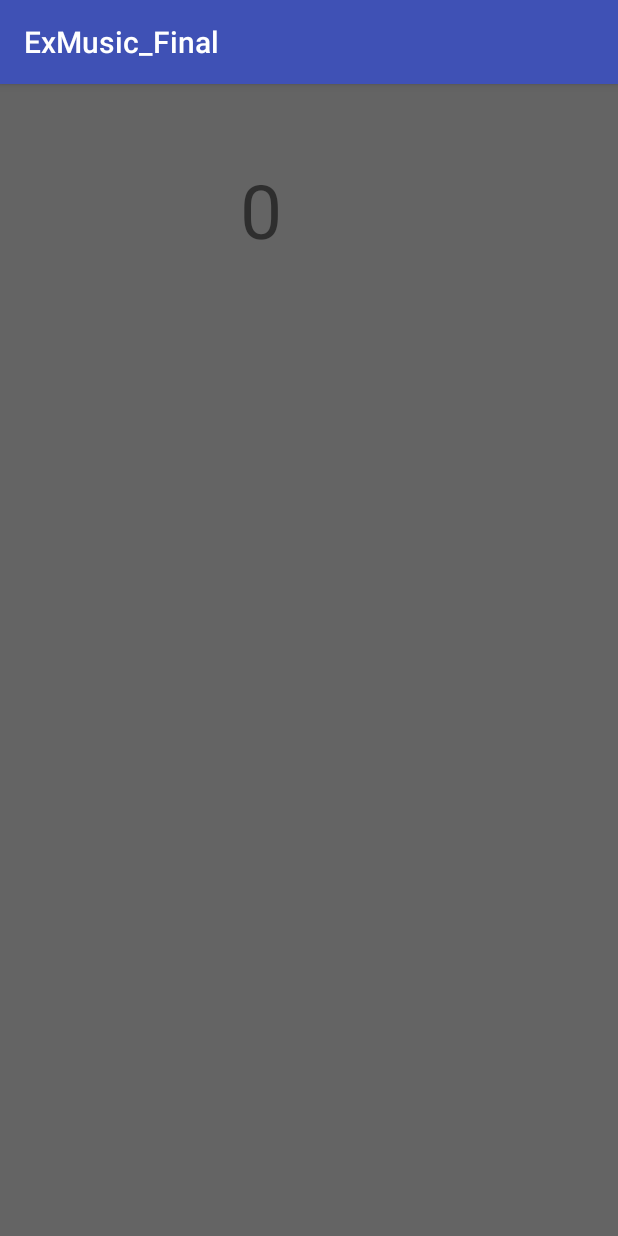
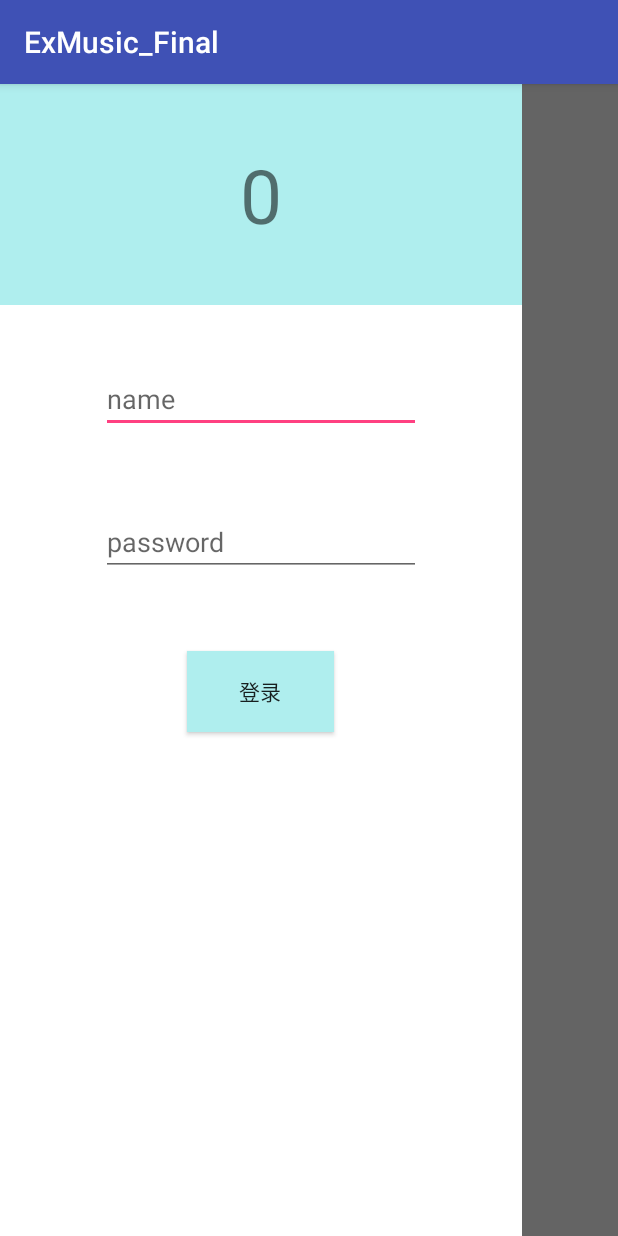
Before and after one commit to Yhanqiu/finalWork, an Android app: the screen it shows after launch (MainActivity), with the side drawer open, on a phone screen of 412 x 824 dp. Run offline under Robolectric (Android 15) with nearby library versions, the light colour scheme and no system bars; libraries missing offline, so code that uses them is left out: org.litepal.crud; 1 statement that could not run was skipped.

Commit message:
visible and invisible

```diff
--- a/app/src/main/java/com/example/administrator/exmusic_final/MainActivity.java
+++ b/app/src/main/java/com/example/administrator/exmusic_final/MainActivity.java
@@ -1,10 +1,14 @@
 package com.example.administrator.exmusic_final;
 
 import android.content.pm.PackageManager;
+import android.support.v4.app.FragmentManager;
+import android.support.v4.app.FragmentTransaction;
 import android.support.v7.app.AppCompatActivity;
 import android.os.Bundle;
 import android.util.Log;
+import android.view.View;
 import android.widget.ArrayAdapter;
+import android.widget.Button;
 import android.widget.ListView;
 
 import com.example.administrator.exmusic_final.db.Music;
@@ -20,6 +24,7 @@ public class MainActivity extends AppCompatActivity {
     private List<String> nameList = new ArrayList<String>();
     private List<String> artistList = new ArrayList<String>();
     private ArrayAdapter<String> adapter;
+    private Button loginBt;
 
     @Override
     protected void onCreate(Bundle savedInstanceState) {
@@ -45,5 +50,16 @@ public class MainActivity extends AppCompatActivity {
 //        boolean a = getPackageManager().hasSystemFeature(PackageManager.FEATURE_SENSOR_STEP_COUNTER);
 //        boolean b = getPackageManager().hasSystemFeature(PackageManager.FEATURE_SENSOR_STEP_DETECTOR);
 //        Log.d("testtest",a+",,"+b);
+
+//        loginBt = (Button)findViewById(R.id.loginButton);
+//        loginBt.setOnClickListener(new View.OnClickListener() {
+//            @Override
+//            public void onClick(View v) {
+//                FragmentManager fragmentManager = getSupportFragmentManager();
+//                FragmentTransaction transaction = fragmentManager.beginTransaction();
+//                transaction.replace(R.id.userFrame,new UserInfoFragment());
+//                transaction.commit();
+//            }
+//        });
     }
 }
--- a/app/src/main/java/com/example/administrator/exmusic_final/RegisterFragment.java
+++ b/app/src/main/java/com/example/administrator/exmusic_final/RegisterFragment.java
@@ -3,19 +3,64 @@ package com.example.administrator.exmusic_final;
 import android.os.Bundle;
 import android.support.annotation.Nullable;
 import android.support.v4.app.Fragment;
+import android.util.Log;
 import android.view.LayoutInflater;
 import android.view.View;
 import android.view.ViewGroup;
+import android.widget.Button;
+import android.widget.EditText;
+import android.widget.FrameLayout;
+import android.widget.LinearLayout;
+import android.widget.TextView;
 
 /**
  * Created by Administrator on 2017/9/21.
  */
 
 public class RegisterFragment extends Fragment {
+
+    Button loginBt;
+    Button button;
+    EditText nameEdit;
+    EditText pwEdit;
+    LinearLayout loginLinear;
+    LinearLayout userInfo;
+    FrameLayout root;
+
     @Nullable
     @Override
     public View onCreateView(LayoutInflater inflater, @Nullable ViewGroup container, @Nullable Bundle savedInstanceState) {
-        View view = inflater.inflate(R.layout.register_fragment,container,true);
+        View view = inflater.inflate(R.layout.login_fragment, container, true);
+        loginBt = (Button) view.findViewById(R.id.loginButton);
+        nameEdit = (EditText) view.findViewById(R.id.idEdit);
+        pwEdit = (EditText) view.findViewById(R.id.PwEdit);
+        loginLinear = (LinearLayout) view.findViewById(R.id.loginLinear);
+        userInfo = (LinearLayout) view.findViewById(R.id.user_info);
+        root = (FrameLayout) view.findViewById(R.id.login_fragment);
+        button = (Button)view.findViewById(R.id.button);
+
         return view;
     }
+
+    @Override
+    public void onActivityCreated(@Nullable Bundle savedInstanceState) {
+        super.onActivityCreated(savedInstanceState);
+        loginBt.setOnClickListener(new View.OnClickListener() {
+            @Override
+            public void onClick(View v) {
+                Log.d("testtest", "hhh");
+//                root.bringChildToFront(userInfo);
+                loginLinear.setVisibility(View.INVISIBLE);
+
+                loginBt.setText("退出");
+            }
+        });
+        button.setOnClickListener(new View.OnClickListener() {
+            @Override
+            public void onClick(View v) {
+                Log.d("btbtbt","btbt");
+                loginLinear.setVisibility(View.VISIBLE);
+            }
+        });
+    }
 }
--- /dev/null
+++ b/app/src/main/res/layout/login_fragment.xml
@@ -0,0 +1,10 @@
+<?xml version="1.0" encoding="utf-8"?>
+<FrameLayout xmlns:android="http://schemas.android.com/apk/res/android"
+    android:id="@+id/login_fragment"
+    android:layout_width="match_parent"
+    android:layout_height="match_parent">
+
+    <include layout="@layout/user_info_fragment"></include>
+    <include layout="@layout/register_fragment"></include>
+
+</FrameLayout>
--- a/app/src/main/res/layout/register_fragment.xml
+++ b/app/src/main/res/layout/register_fragment.xml
@@ -1,8 +1,9 @@
 <?xml version="1.0" encoding="utf-8"?>
 <LinearLayout xmlns:android="http://schemas.android.com/apk/res/android"
     xmlns:app="http://schemas.android.com/apk/res-auto"
+    android:id="@+id/loginLinear"
     android:layout_width="match_parent"
-    android:layout_height="300dp"
+    android:layout_height="match_parent"
     android:orientation="vertical"
     android:background="@color/white">
 
@@ -12,7 +13,7 @@
         android:layout_width="wrap_content"
         android:layout_height="wrap_content"
         android:layout_gravity="center"
-        android:layout_marginTop="60dp"
+        android:layout_marginTop="40dp"
         android:ems="10"
         android:hint="name"
         android:inputType="textPersonName" />
@@ -33,6 +34,7 @@
         android:layout_height="54dp"
         android:layout_marginTop="50dp"
         android:text="登录"
+        android:background="@color/color1"
         android:layout_gravity="center"/>
 
     <!--<TextView-->
--- a/app/src/main/res/layout/step_layout.xml
+++ b/app/src/main/res/layout/step_layout.xml
@@ -2,6 +2,7 @@
 <LinearLayout xmlns:android="http://schemas.android.com/apk/res/android"
     android:id="@+id/stepLayout"
     android:orientation="vertical"
+    android:background="@color/color1"
     android:layout_width="match_parent"
     android:layout_height="match_parent">
     <TextView
@@ -11,13 +12,17 @@
         android:text="0"
         android:textSize="50sp"
         android:layout_gravity="center"
-        android:layout_marginTop="50dp"
-        android:layout_marginBottom="20dp"/>
+        android:layout_marginTop="40dp"
+        android:layout_marginBottom="40dp"/>
 
     <FrameLayout
         android:id="@+id/userFrame"
         android:layout_width="match_parent"
         android:layout_height="match_parent">
+        <fragment
+            android:name="com.example.administrator.exmusic_final.RegisterFragment"
+            android:layout_width="match_parent"
+            android:layout_height="match_parent"/>
 
     </FrameLayout>
 
```
Also changed, not shown: app/src/main/java/com/example/administrator/exmusic_final/StepView.java (+30 -18 lines), app/src/main/java/com/example/administrator/exmusic_final/UserInfoFragment.java (added, +21 -0 lines), app/src/main/res/layout/user_info_fragment.xml (added, +26 -0 lines).
